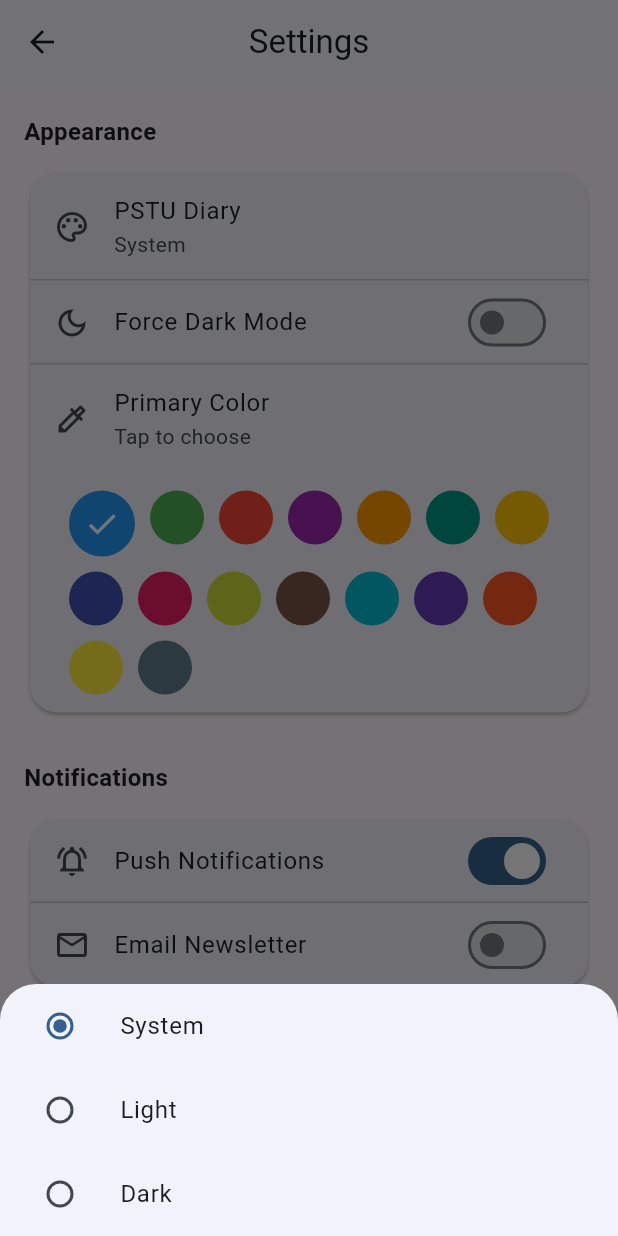
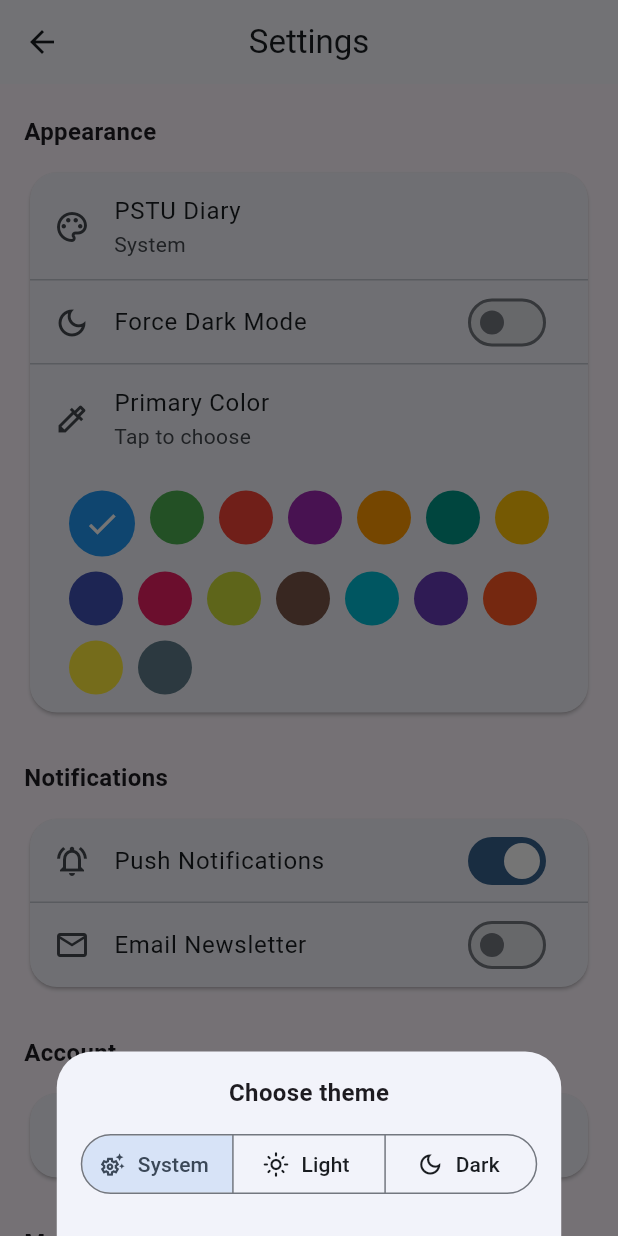
Before and after one commit to SharafatKarim/pstu-diary, a Flutter app: the Settings screen opened directly, after a tap on "PSTU Diary", on a phone screen of 412 x 824 dp. Run offline on Flutter 3.47's test engine with Material 3 defaults, Android fonts, the phone set to English and light mode, and no system bars; our stand-ins replace flutter_dotenv, go_router, shared_preferences, supabase_flutter; missing offline and left inert: pluto_grid, supabase_auth_ui; accounts and stored records are empty.

Commit message:
setting | theme change

```diff
--- a/lib/pages/settings.dart
+++ b/lib/pages/settings.dart
@@ -241,17 +241,41 @@ class _SettingsState extends State<Settings> {
       ),
       builder: (ctx) {
         return SafeArea(
-          child: RadioGroup<ThemeMode>(
-            groupValue: themeProvider.themeMode,
-            onChanged: (v) => Navigator.pop(ctx, v),
+          child: Padding(
+            padding: const EdgeInsets.fromLTRB(16, 16, 16, 24),
             child: Column(
               mainAxisSize: MainAxisSize.min,
-              children: ThemeMode.values.map((mode) {
-                return ListTile(
-                  title: Text(_themeModeLabel(mode)),
-                  leading: Radio<ThemeMode>(value: mode),
-                );
-              }).toList(),
+              children: [
+                const Text(
+                  'Choose theme',
+                  style: TextStyle(fontSize: 16, fontWeight: FontWeight.w600),
+                ),
+                const SizedBox(height: 12),
+                SegmentedButton<ThemeMode>(
+                  segments: const [
+                    ButtonSegment<ThemeMode>(
+                      value: ThemeMode.system,
+                      label: Text('System'),
+                      icon: Icon(Icons.settings_suggest_outlined),
+                    ),
+                    ButtonSegment<ThemeMode>(
+                      value: ThemeMode.light,
+                      label: Text('Light'),
+                      icon: Icon(Icons.light_mode_outlined),
+                    ),
+                    ButtonSegment<ThemeMode>(
+                      value: ThemeMode.dark,
+                      label: Text('Dark'),
+                      icon: Icon(Icons.dark_mode_outlined),
+                    ),
+                  ],
+                  selected: {themeProvider.themeMode},
+                  onSelectionChanged: (selection) =>
+                      Navigator.pop(ctx, selection.first),
+                  multiSelectionEnabled: false,
+                  showSelectedIcon: false,
+                ),
+              ],
             ),
           ),
         );
```
